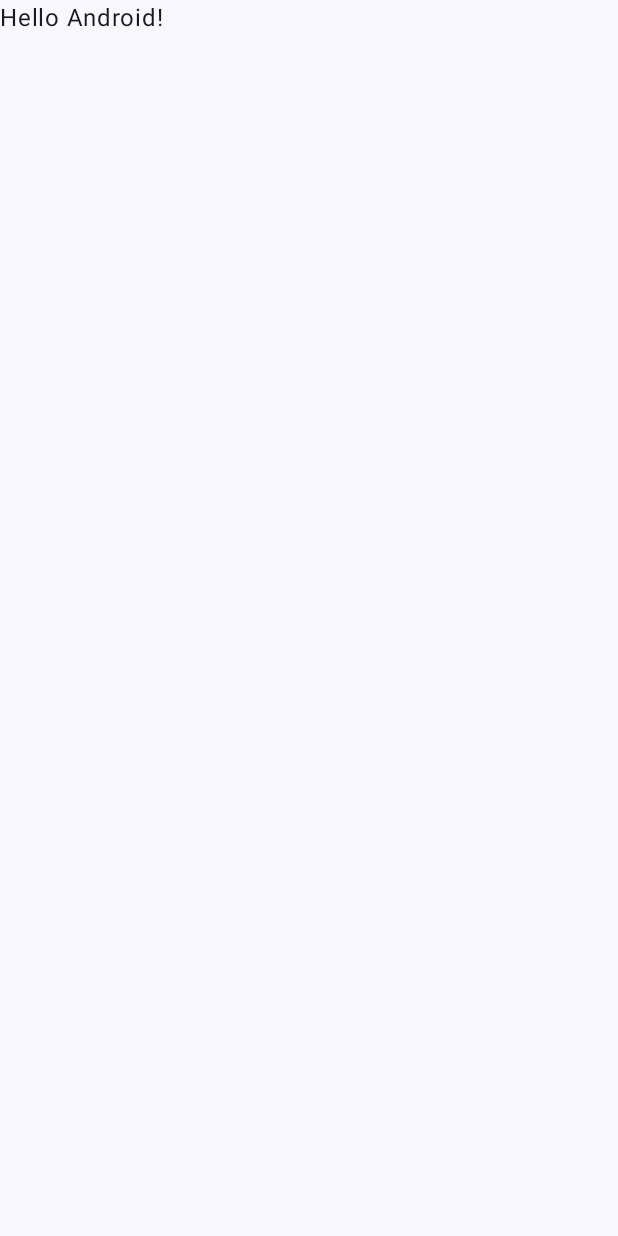
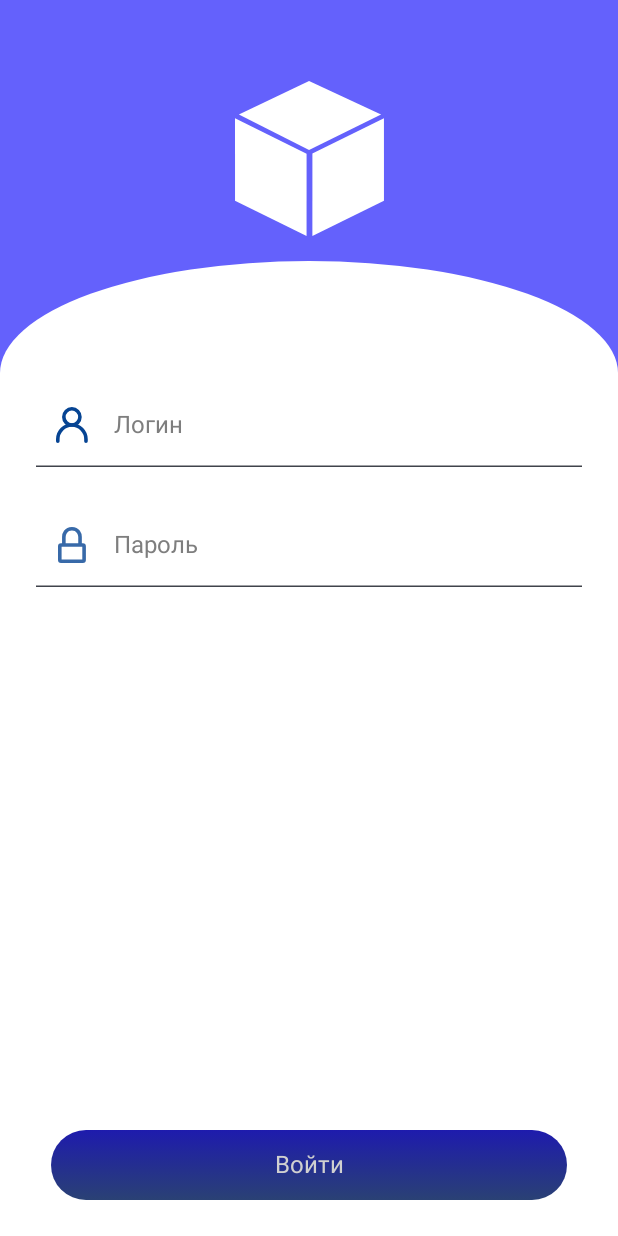
Before and after one commit to alexbur7/UniversityWMS, an Android app built with Jetpack Compose: the screen it shows after launch (MainActivity), on a phone screen of 412 x 824 dp. Before the commit the screen is almost empty. Run offline under Robolectric (Android 15) with nearby library versions, the phone set to English and light mode, and no system bars; our stand-ins replace Dagger/Hilt's generated code; libraries missing offline, so code that uses them is left out: com.jakewharton.retrofit2.

Commit message:
create auth screen

```diff
--- a/app/build.gradle
+++ b/app/build.gradle
@@ -49,8 +49,9 @@ dependencies {
     implementation "androidx.lifecycle:lifecycle-viewmodel-compose:$lifecycle_version"
 
     // COMPOSE
+    implementation 'com.google.android.material:material:1.8.0'
     implementation "androidx.compose.ui:ui:$compose_ui_version"
-    implementation 'androidx.compose.material3:material3:1.1.0-beta02'
+    implementation "androidx.compose.material3:material3:$material_3_version"
     implementation "androidx.compose.ui:ui-tooling-preview:$compose_ui_version"
 
     //Dagger 2
@@ -75,6 +76,7 @@ dependencies {
 
     implementation project(':core')
     implementation project(':uikit')
+    implementation project(':feature-authorization')
 }
 
 private Integer generateVersionCode() {
--- a/app/src/main/AndroidManifest.xml
+++ b/app/src/main/AndroidManifest.xml
@@ -18,7 +18,8 @@
         <activity
             android:name=".MainActivity"
             android:exported="true"
-            android:theme="@style/Theme.UniversityWMS">
+            android:theme="@style/Theme.UniversityWMS"
+            android:windowSoftInputMode="adjustResize">
             <intent-filter>
                 <action android:name="android.intent.action.MAIN" />
 
--- a/app/src/main/java/ru/alexbur/university_wms/MainActivity.kt
+++ b/app/src/main/java/ru/alexbur/university_wms/MainActivity.kt
@@ -4,25 +4,38 @@ import android.os.Bundle
 import androidx.activity.ComponentActivity
 import androidx.activity.compose.setContent
 import androidx.compose.foundation.layout.fillMaxSize
-import androidx.compose.material3.MaterialTheme
 import androidx.compose.material3.Surface
 import androidx.compose.material3.Text
 import androidx.compose.runtime.Composable
 import androidx.compose.ui.Modifier
 import androidx.compose.ui.tooling.preview.Preview
+import androidx.navigation.compose.rememberNavController
+import ru.alexbur.core.di.navigation.NavigationScreenFactory
+import ru.alexbur.feature.authorization.presentation.AuthorizationScreen
+import ru.alexbur.uikit.theme.PrimaryFirst
 import ru.alexbur.uikit.theme.UniversityWMSTheme
+import ru.alexbur.university_wms.di.MainComponent
+import javax.inject.Inject
 
 class MainActivity : ComponentActivity() {
+
+    @Inject
+    lateinit var navigationScreenFactorySet: @JvmSuppressWildcards Set<NavigationScreenFactory>
+
+    // @Inject
+    //lateinit var navigationHostFactorySet: @JvmSuppressWildcards Set<NavigationHostFactory>
     override fun onCreate(savedInstanceState: Bundle?) {
         super.onCreate(savedInstanceState)
+        MainComponent.getComponent().inject(this)
         setContent {
             UniversityWMSTheme {
+                val navController = rememberNavController()
                 // A surface container using the 'background' color from the theme
                 Surface(
                     modifier = Modifier.fillMaxSize(),
-                    color = MaterialTheme.colorScheme.background
+                    color = PrimaryFirst,
                 ) {
-                    Greeting("Android")
+                    AuthorizationScreen(navController = navController)
                 }
             }
         }
--- a/app/src/main/java/ru/alexbur/university_wms/di/CommonComponent.kt
+++ b/app/src/main/java/ru/alexbur/university_wms/di/CommonComponent.kt
@@ -22,6 +22,7 @@ import javax.inject.Singleton
     ]
 )
 interface CommonComponent : CommonComponentMediator {
+
     override fun context(): Context
     override fun stringProvider(): StringProvider
     override fun dispatcherProvider(): DispatcherProvider
--- /dev/null
+++ b/app/src/main/java/ru/alexbur/university_wms/di/MainComponent.kt
@@ -0,0 +1,37 @@
+package ru.alexbur.university_wms.di
+
+import dagger.Component
+import ru.alexbur.core.di.named.MainScope
+import ru.alexbur.core.domain.manager.CommonComponentManager
+import ru.alexbur.core.domain.mediators.CommonComponentMediator
+import ru.alexbur.university_wms.MainActivity
+
+@MainScope
+@Component(
+    dependencies = [CommonComponentMediator::class],
+    modules = [NavigationFactoriesModule::class]
+)
+interface MainComponent {
+
+    fun inject(mainActivity: MainActivity)
+
+    @Component.Builder
+    interface Builder {
+        fun commonComponent(commonComponentMediator: CommonComponentMediator): Builder
+        fun build(): MainComponent
+    }
+
+    companion object {
+
+        @Volatile
+        private var component: MainComponent? = null
+
+        fun getComponent(): MainComponent =
+            component ?: synchronized(this) {
+                component ?: DaggerMainComponent.builder()
+                    .commonComponent(CommonComponentManager.component)
+                    .build()
+                    .also { component = it }
+            }
+    }
+}
--- /dev/null
+++ b/app/src/main/java/ru/alexbur/university_wms/di/NavigationFactoriesModule.kt
@@ -0,0 +1,17 @@
+package ru.alexbur.university_wms.di
+
+import dagger.Binds
+import dagger.Module
+import dagger.multibindings.IntoSet
+import ru.alexbur.core.di.named.MainScope
+import ru.alexbur.core.di.navigation.NavigationScreenFactory
+import ru.alexbur.feature.authorization.presentation.AuthorizationScreenFactory
+
+@Module
+interface NavigationFactoriesModule {
+
+    @IntoSet
+    @Binds
+    @MainScope
+    fun bindAuthorizationFactory(authNavigationScreenFactory: AuthorizationScreenFactory): NavigationScreenFactory
+}
--- a/build.gradle
+++ b/build.gradle
@@ -19,6 +19,7 @@ buildscript {
         hilt_version = '2.42'
         activity_version = '1.10.0'
         lifecycle_version = '2.6.1'
+        material_3_version = '1.0.1'
     }
 
     dependencies {
--- /dev/null
+++ b/core/src/main/java/ru/alexbur/core/di/extentions/DaggerViewModel.kt
@@ -0,0 +1,22 @@
+package ru.alexbur.core.di.extentions
+
+import androidx.compose.runtime.Composable
+import androidx.lifecycle.ViewModel
+import androidx.lifecycle.ViewModelProvider
+import androidx.lifecycle.viewmodel.compose.viewModel
+
+@Composable
+fun <T : ViewModel> daggerViewModel(
+    viewModel: Class<T>,
+    key: String? = null,
+    viewModelInstanceCreator: () -> T
+): T = viewModel(
+    modelClass = viewModel,
+    key = key,
+    factory = object : ViewModelProvider.Factory {
+        @Suppress("UNCHECKED_CAST")
+        override fun <T : ViewModel> create(modelClass: Class<T>): T {
+            return viewModelInstanceCreator() as T
+        }
+    }
+)
--- /dev/null
+++ b/core/src/main/java/ru/alexbur/core/di/named/MainScope.kt
@@ -0,0 +1,8 @@
+package ru.alexbur.core.di.named
+
+import javax.inject.Scope
+
+@Scope
+@MustBeDocumented
+@Retention(AnnotationRetention.RUNTIME)
+annotation class MainScope
--- /dev/null
+++ b/feature-authorization/src/main/java/ru/alexbur/feature/authorization/presentation/AuthorizationScreen.kt
@@ -0,0 +1,121 @@
+package ru.alexbur.feature.authorization.presentation
+
+import androidx.compose.foundation.background
+import androidx.compose.foundation.layout.*
+import androidx.compose.material3.Icon
+import androidx.compose.runtime.Composable
+import androidx.compose.ui.Alignment
+import androidx.compose.ui.Modifier
+import androidx.compose.ui.graphics.Color
+import androidx.compose.ui.res.painterResource
+import androidx.compose.ui.res.stringResource
+import androidx.compose.ui.tooling.preview.Preview
+import androidx.compose.ui.unit.dp
+import androidx.lifecycle.ViewModel
+import androidx.lifecycle.ViewModelProvider
+import androidx.lifecycle.viewmodel.compose.viewModel
+import androidx.navigation.NavController
+import androidx.navigation.NavGraphBuilder
+import androidx.navigation.NavHostController
+import androidx.navigation.compose.composable
+import ru.alexbur.core.di.navigation.NavigationFactory
+import ru.alexbur.core.di.navigation.NavigationScreenFactory
+import ru.alexbur.feature.authorization.R
+import ru.alexbur.feature.authorization.di.AuthorizationComponent
+import ru.alexbur.feature.authorization.presentation.shape.CustomShape
+import ru.alexbur.uikit.buttons.UniversityWmsButton
+import ru.alexbur.uikit.text_field.UniversityWmsTextField
+import javax.inject.Inject
+
+@Composable
+fun AuthorizationScreen(
+    navController: NavController?,
+    viewModel: AuthorizationViewModel = viewModel(
+        modelClass = AuthorizationViewModel::class.java,
+        key = null,
+        factory = object : ViewModelProvider.Factory {
+            @Suppress("UNCHECKED_CAST")
+            override fun <T : ViewModel> create(modelClass: Class<T>): T {
+                return AuthorizationComponent.getComponent().getViewModel() as T
+            }
+        }
+    )
+) {
+    Column(
+        modifier = Modifier
+            .fillMaxWidth()
+            .fillMaxHeight()
+    ) {
+        Icon(
+            modifier = Modifier
+                .padding(top = 48.dp)
+                .align(Alignment.CenterHorizontally),
+            painter = painterResource(id = ru.alexbur.uikit.R.drawable.ic_cube),
+            contentDescription = "Cube",
+            tint = Color.White
+        )
+
+        Column(
+            modifier = Modifier
+                .padding(top = 48.dp)
+                .fillMaxWidth()
+                .fillMaxHeight()
+                .background(color = Color.White, shape = CustomShape(radius = 56f))
+        ) {
+            UniversityWmsTextField(
+                modifier = Modifier
+                    .fillMaxWidth()
+                    .padding(top = 44.dp, start = 24.dp, end = 24.dp),
+                textLabel = stringResource(id = R.string.auth_login),
+                startIconId = ru.alexbur.uikit.R.drawable.ic_user,
+                onValueChanged = viewModel::login::set
+            )
+
+            UniversityWmsTextField(
+                modifier = Modifier
+                    .fillMaxWidth()
+                    .padding(top = 24.dp, start = 24.dp, end = 24.dp),
+                textLabel = stringResource(id = R.string.auth_password),
+                startIconId = ru.alexbur.uikit.R.drawable.ic_lock,
+                onValueChanged = viewModel::password::set
+            )
+
+            Row(
+                modifier = Modifier
+                    .fillMaxWidth()
+                    .fillMaxHeight()
+            ) {
+                UniversityWmsButton(
+                    modifier = Modifier
+                        .padding(bottom = 24.dp, start = 34.dp, end = 34.dp)
+                        .fillMaxWidth()
+                        .align(Alignment.Bottom),
+                    text = stringResource(id = R.string.auth_come_in),
+                    onClick = viewModel::auth
+                )
+            }
+        }
+    }
+}
+
+class AuthorizationScreenFactory @Inject constructor() : NavigationScreenFactory {
+
+    companion object Companion : NavigationFactory.NavigationFactoryCompanion
+
+    override val factoryType: List<NavigationFactory.NavigationFactoryType>
+        get() = listOf(NavigationFactory.NavigationFactoryType.Main)
+
+    override fun create(builder: NavGraphBuilder, navGraph: NavHostController) {
+        builder.composable(
+            route = route
+        ) {
+            AuthorizationScreen(navGraph)
+        }
+    }
+}
+
+@Preview
+@Composable
+fun AuthorizationScreenPreview() {
+    AuthorizationScreen(null)
+}
--- a/feature-authorization/src/main/java/ru/alexbur/feature/authorization/presentation/AuthorizationViewModel.kt
+++ b/feature-authorization/src/main/java/ru/alexbur/feature/authorization/presentation/AuthorizationViewModel.kt
@@ -16,7 +16,9 @@ class AuthorizationViewModel @Inject constructor(
     private val stringProvider: StringProvider
 ) : BaseViewModel<AuthorizationViewState>(AuthorizationViewState.EnterData) {
 
-    fun auth(login: String, password: String) {
+    var login = ""
+    var password = ""
+    fun auth() {
         viewModelScope.launch {
             interactor.auth(login, password).onSuccess {
                 showSnackBar(stringProvider.getString(R.string.auth_success), isSuccess = true)
--- /dev/null
+++ b/feature-authorization/src/main/java/ru/alexbur/feature/authorization/presentation/shape/CustomShape.kt
@@ -0,0 +1,40 @@
+package ru.alexbur.feature.authorization.presentation.shape
+
+import androidx.compose.ui.geometry.Rect
+import androidx.compose.ui.geometry.Size
+import androidx.compose.ui.graphics.Outline
+import androidx.compose.ui.graphics.Path
+import androidx.compose.ui.graphics.Shape
+import androidx.compose.ui.unit.Density
+import androidx.compose.ui.unit.LayoutDirection
+
+
+class CustomShape(private val radius: Float) : Shape {
+
+    override fun createOutline(size: Size, layoutDirection: LayoutDirection, density: Density): Outline {
+        return Outline.Generic(
+            path = createPath(size)
+        )
+    }
+
+    private fun createPath(size: Size): Path {
+        return Path().apply {
+            reset()
+            arcTo(
+                rect = Rect(
+                    left = 0f,
+                    top =  -radius,
+                    right = size.width,
+                    bottom = radius * 3
+                ),
+                startAngleDegrees = -180f,
+                sweepAngleDegrees = 180.0f,
+                forceMoveTo = false
+            )
+            lineTo(x = size.width, y = size.height)
+            lineTo(x = 0f, y = size.height)
+            lineTo(x = 0f, y = radius)
+            close()
+        }
+    }
+}
--- a/feature-authorization/src/main/res/values/strings.xml
+++ b/feature-authorization/src/main/res/values/strings.xml
@@ -1,3 +1,6 @@
 <resources>
     <string name="auth_success">Успешно! Авторизация пройдена.</string>
+    <string name="auth_login">Логин</string>
+    <string name="auth_password">Пароль</string>
+    <string name="auth_come_in">Войти</string>
 </resources>
--- a/uikit/build.gradle
+++ b/uikit/build.gradle
@@ -39,7 +39,7 @@ dependencies {
     implementation 'com.google.android.material:material:1.8.0'
 
     // COMPOSE
-    implementation 'androidx.compose.material3:material3:1.0.1'
+    implementation "androidx.compose.material3:material3:$material_3_version"
     implementation "androidx.compose.ui:ui:$compose_ui_version"
     implementation "androidx.compose.ui:ui-tooling-preview:$compose_ui_version"
     implementation "androidx.compose.ui:ui-tooling:$compose_ui_version"
--- a/uikit/src/main/java/ru/alexbur/uikit/buttons/UniversityWmsButton.kt
+++ b/uikit/src/main/java/ru/alexbur/uikit/buttons/UniversityWmsButton.kt
@@ -10,6 +10,7 @@ import androidx.compose.material3.MaterialTheme
 import androidx.compose.material3.Text
 import androidx.compose.runtime.Composable
 import androidx.compose.ui.Modifier
+import androidx.compose.ui.draw.clip
 import androidx.compose.ui.graphics.Brush
 import androidx.compose.ui.text.TextStyle
 import androidx.compose.ui.text.style.TextAlign
@@ -30,16 +31,15 @@ fun UniversityWmsButton(
 
     Column(
         modifier = modifier
+            .clip(RoundedCornerShape(cornerRadius))
             .background(
                 brush = Brush.verticalGradient(listOf(BackgroundSecond, MaterialTheme.colorScheme.primary)),
-                shape = RoundedCornerShape(cornerRadius)
             )
-            .padding(14.dp)
             .clickable {
                 onClick()
             }
+            .padding(14.dp)
     ) {
-
         Text(
             text = text,
             modifier = Modifier.fillMaxWidth(),
--- a/uikit/src/main/java/ru/alexbur/uikit/theme/Theme.kt
+++ b/uikit/src/main/java/ru/alexbur/uikit/theme/Theme.kt
@@ -14,13 +14,15 @@ import androidx.core.view.WindowCompat
 private val DarkColorScheme = darkColorScheme(
     primary = PrimaryFirst,
     secondary = Secondary,
-    tertiary = Tirtiary
+    tertiary = Tirtiary,
+    background = BackgroundSecond
 )
 
 private val LightColorScheme = lightColorScheme(
     primary = PrimaryFirst,
     secondary = Secondary,
-    tertiary = Tirtiary
+    tertiary = Tirtiary,
+    background = BackgroundSecond
 
     /* Other default colors to override
     background = Color(0xFFFFFBFE),
--- /dev/null
+++ b/uikit/src/main/res/drawable/ic_cube.xml
@@ -0,0 +1,15 @@
+<vector xmlns:android="http://schemas.android.com/apk/res/android"
+    android:width="111dp"
+    android:height="115dp"
+    android:viewportWidth="111"
+    android:viewportHeight="115">
+  <path
+      android:pathData="M6,30.82L53.57,54.27V109L6,85.66V30.82Z"
+      android:fillColor="#EBF0F9"/>
+  <path
+      android:pathData="M57.43,109L105,85.55V30.82L57.43,54.16L57.43,109Z"
+      android:fillColor="#EBF0F9"/>
+  <path
+      android:pathData="M55.22,51.92L103.07,28.28L55.22,6L8.57,28.28L55.22,51.92Z"
+      android:fillColor="#EBF0F9"/>
+</vector>
```
Also changed, not shown: feature-authorization/build.gradle (+5 -3 lines).
